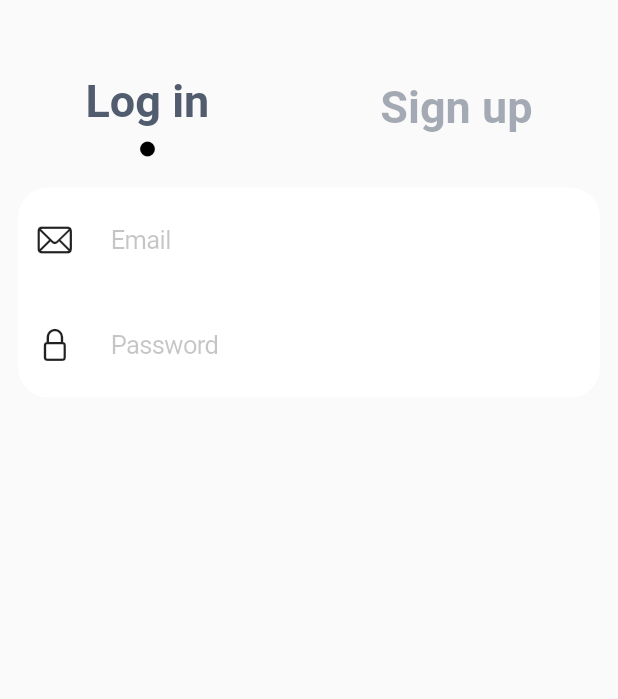
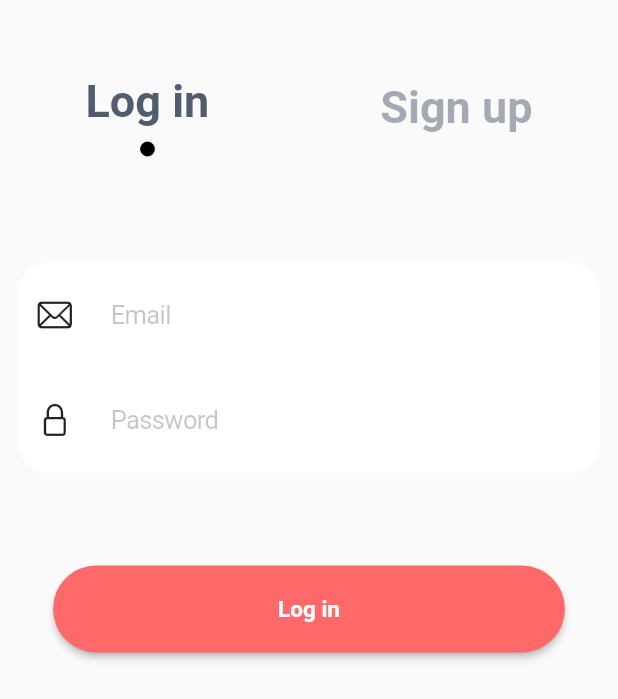
Before and after one commit to swilam202/shopify, a Flutter app: the screen it shows after launch, on a phone screen of 412 x 824 dp. Shown: the top 699 px of the screen. Run offline on Flutter 3.47's test engine with Material 2 defaults, Android fonts, the phone set to English and light mode, and no system bars; our stand-ins replace flutter_bloc.

Commit message:
create custom buttton

```diff
--- a/lib/auth feature/presenetaion/pages/auth page.dart
+++ b/lib/auth feature/presenetaion/pages/auth page.dart
@@ -7,6 +7,7 @@ import 'package:hhhhhhhh/auth%20feature/presenetaion/widgets/auth%20row%20items.
 import 'package:hhhhhhhh/auth%20feature/presenetaion/widgets/auth%20text%20form%20field%20section.dart';
 import 'package:hhhhhhhh/auth%20feature/presenetaion/widgets/positions%20enum.dart';
 import 'package:hhhhhhhh/core/styles/text%20styles.dart';
+import 'package:hhhhhhhh/core/widgets/custom%20button.dart';
 
 import '../widgets/auth text form field.dart';
 
@@ -36,8 +37,10 @@ class AuthPage extends StatelessWidget {
                 ],
               ),
                 ///AuthLogInTextFieldSection(),
-
+                  SizedBox(height: 50),
                   (state is LoginState)? const AuthLogInTextFieldSection():const AuthSignUpTextFieldSection(),
+                  SizedBox(height: 50),
+                  CustomButton(isLogin: (state is LoginState)? true:false,),
 
             ],
           ),
--- a/lib/core/styles/text styles.dart
+++ b/lib/core/styles/text styles.dart
@@ -17,7 +17,7 @@ abstract class TextStyles {
   static const style15Bold = TextStyle(
     fontSize: 15,
     fontWeight: FontWeight.bold,
-    color: StyleColor.extraDarkColor,
+    color: StyleColor.whiteColor,
   );
   static const style15Medium = TextStyle(
     fontSize: 15,
@@ -38,7 +38,7 @@ abstract class TextStyles {
   static const style12Bold = TextStyle(
     fontSize: 12,
     fontWeight: FontWeight.bold,
-    color: StyleColor.extraDarkColor,
+    color: StyleColor.whiteColor,
   );
   static const style12Medium = TextStyle(
     fontSize: 12,
--- /dev/null
+++ b/lib/core/widgets/custom button.dart
@@ -0,0 +1,35 @@
+import 'package:flutter/material.dart';
+import 'package:hhhhhhhh/core/styles/style%20colors.dart';
+import 'package:hhhhhhhh/core/styles/text%20styles.dart';
+
+class CustomButton extends StatelessWidget {
+  const CustomButton({
+    super.key,
+
+    required this.isLogin,
+  });
+
+
+  final bool isLogin;
+  @override
+  Widget build(BuildContext context) {
+    return ElevatedButton(
+      style: ButtonStyle(
+        backgroundColor: MaterialStateProperty.all(StyleColor.orangeColor),
+        shape: MaterialStateProperty.all(
+          RoundedRectangleBorder(
+            borderRadius: BorderRadius.circular(50),
+          ),
+        ),
+        padding: MaterialStateProperty.all(
+          const EdgeInsets.symmetric(vertical: 20, horizontal: 150),
+        ),
+      ),
+      onPressed: (){},
+      child: Text(
+        isLogin ? 'Log in':'Sign up',
+        style: TextStyles.style15Bold,
+      ),
+    );
+  }
+}
```
